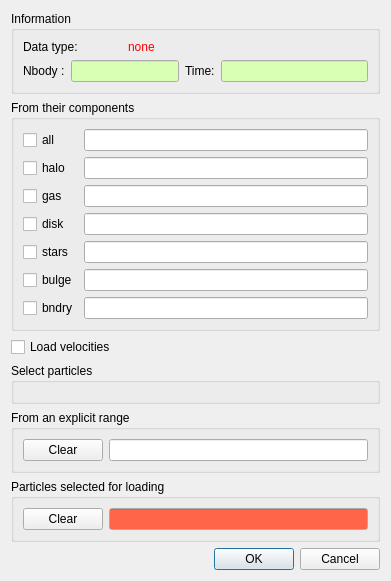
Before: the Qt Designer form src/formselectpart.ui in jcldc/glnemo2, drawn with Qt 5.
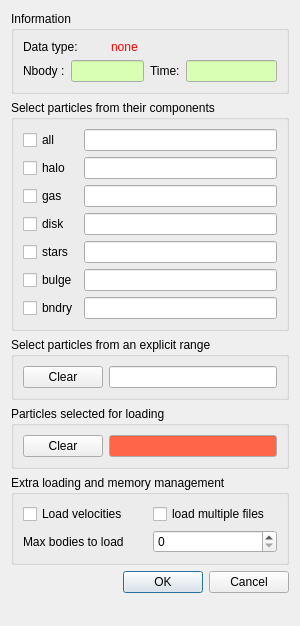
After: the same form once the commit is applied. Icons and pictures are not drawn.

Diff of the .ui file:
```diff
--- a/src/formselectpart.ui
+++ b/src/formselectpart.ui
@@ -9,8 +9,8 @@
    <rect>
     <x>0</x>
     <y>0</y>
-    <width>391</width>
-    <height>577</height>
+    <width>300</width>
+    <height>626</height>
    </rect>
   </property>
   <property name="sizePolicy">
@@ -27,7 +27,7 @@
     <normaloff/>
    </iconset>
   </property>
-  <layout class="QGridLayout" name="gridLayout_4">
+  <layout class="QGridLayout" name="gridLayout_5">
    <item row="0" column="0">
     <widget class="QGroupBox" name="info_box">
      <property name="sizePolicy">
@@ -263,7 +263,7 @@
       </palette>
      </property>
      <property name="title">
-      <string>From their components</string>
+      <string>Select particles from their components</string>
      </property>
      <layout class="QGridLayout" name="gridLayout">
       <item row="0" column="0">
@@ -676,27 +676,6 @@
     </widget>
    </item>
    <item row="2" column="0">
-    <widget class="QCheckBox" name="load_vel_check">
-     <property name="text">
-      <string>Load velocities</string>
-     </property>
-    </widget>
-   </item>
-   <item row="3" column="0">
-    <widget class="QGroupBox" name="groupBox_2">
-     <property name="sizePolicy">
-      <sizepolicy hsizetype="Preferred" vsizetype="Fixed">
-       <horstretch>0</horstretch>
-       <verstretch>0</verstretch>
-      </sizepolicy>
-     </property>
-     <property name="title">
-      <string>Select particles</string>
-     </property>
-     <layout class="QGridLayout" name="gridLayout_2"/>
-    </widget>
-   </item>
-   <item row="4" column="0">
     <widget class="QGroupBox" name="range_box">
      <property name="sizePolicy">
       <sizepolicy hsizetype="Preferred" vsizetype="Fixed">
@@ -705,9 +684,9 @@
       </sizepolicy>
      </property>
      <property name="title">
-      <string>From an explicit range</string>
+      <string>Select particles from an explicit range</string>
      </property>
-     <layout class="QGridLayout">
+     <layout class="QGridLayout" name="gridLayout_4">
       <item row="0" column="0">
        <widget class="QPushButton" name="button_clear_man">
         <property name="toolTip">
@@ -731,7 +710,7 @@
      </layout>
     </widget>
    </item>
-   <item row="5" column="0">
+   <item row="3" column="0">
     <widget class="QGroupBox" name="groupBox">
      <property name="sizePolicy">
       <sizepolicy hsizetype="Preferred" vsizetype="Fixed">
@@ -780,16 +759,6 @@
       <string>Particles selected for loading</string>
      </property>
      <layout class="QGridLayout">
-      <item row="0" column="0">
-       <widget class="QPushButton" name="button_clear">
-        <property name="toolTip">
-         <string>clear the selection</string>
-        </property>
-        <property name="text">
-         <string>Clear</string>
-        </property>
-       </widget>
-      </item>
       <item row="0" column="1">
        <widget class="QLineEdit" name="final_select">
         <property name="palette">
@@ -840,10 +809,57 @@
         </property>
        </widget>
       </item>
+      <item row="0" column="0">
+       <widget class="QPushButton" name="button_clear">
+        <property name="toolTip">
+         <string>clear the selection</string>
+        </property>
+        <property name="text">
+         <string>Clear</string>
+        </property>
+       </widget>
+      </item>
      </layout>
     </widget>
    </item>
-   <item row="6" column="0">
+   <item row="4" column="0">
+    <widget class="QGroupBox" name="groupBox_3">
+     <property name="title">
+      <string>Extra loading and memory management</string>
+     </property>
+     <layout class="QGridLayout" name="gridLayout_2">
+      <item row="0" column="0">
+       <widget class="QCheckBox" name="load_vel_check">
+        <property name="text">
+         <string>Load velocities</string>
+        </property>
+       </widget>
+      </item>
+      <item row="0" column="1">
+       <widget class="QCheckBox" name="load_multiple_files_check">
+        <property name="text">
+         <string>load multiple files</string>
+        </property>
+       </widget>
+      </item>
+      <item row="1" column="0">
+       <widget class="QLabel" name="label">
+        <property name="text">
+         <string>Max bodies to load</string>
+        </property>
+       </widget>
+      </item>
+      <item row="1" column="1">
+       <widget class="QSpinBox" name="max_bodies_spin">
+        <property name="maximum">
+         <number>999999999</number>
+        </property>
+       </widget>
+      </item>
+     </layout>
+    </widget>
+   </item>
+   <item row="5" column="0">
     <widget class="QDialogButtonBox" name="button_box">
      <property name="palette">
       <palette>
@@ -887,6 +903,19 @@
      </property>
     </widget>
    </item>
+   <item row="6" column="0">
+    <spacer name="verticalSpacer">
+     <property name="orientation">
+      <enum>Qt::Vertical</enum>
+     </property>
+     <property name="sizeHint" stdset="0">
+      <size>
+       <width>18</width>
+       <height>17</height>
+      </size>
+     </property>
+    </spacer>
+   </item>
   </layout>
  </widget>
  <resources/>
```
